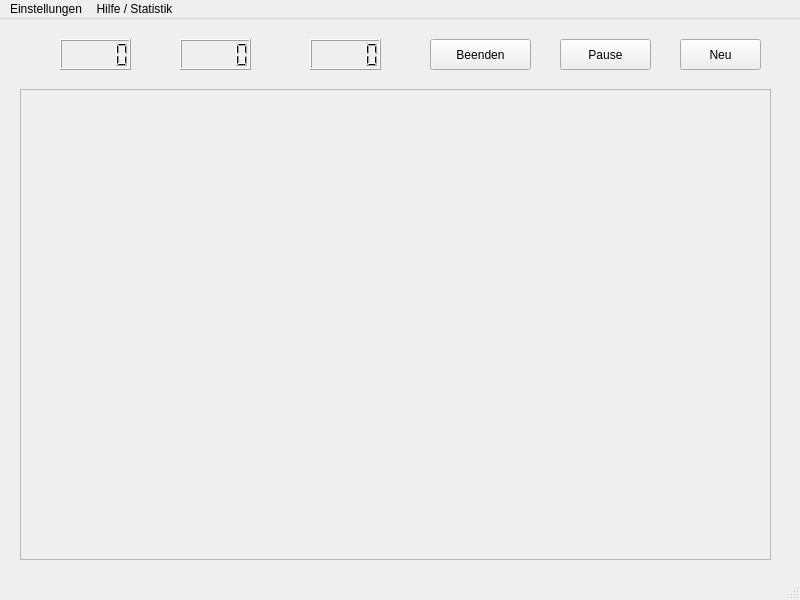
Old version of the form mainwindow.ui in the repository cavoq/minesweeper.
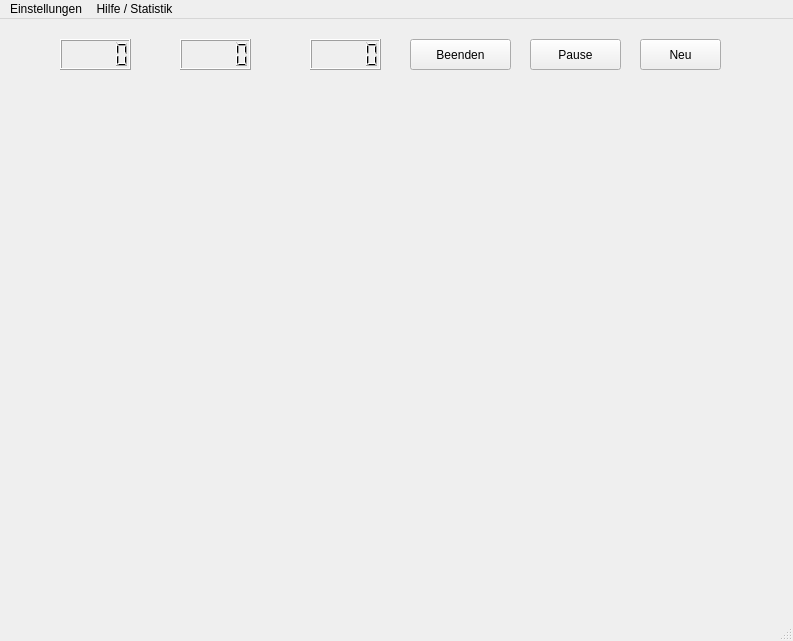
New version of the form. Icons and pictures are not drawn.

```diff
--- a/mainwindow.ui
+++ b/mainwindow.ui
@@ -6,23 +6,41 @@
    <rect>
     <x>0</x>
     <y>0</y>
-    <width>800</width>
-    <height>600</height>
+    <width>793</width>
+    <height>641</height>
    </rect>
   </property>
+  <property name="sizePolicy">
+   <sizepolicy hsizetype="Expanding" vsizetype="Expanding">
+    <horstretch>0</horstretch>
+    <verstretch>0</verstretch>
+   </sizepolicy>
+  </property>
   <property name="windowTitle">
    <string>Minesweeper</string>
   </property>
   <widget class="QWidget" name="centralwidget">
+   <property name="sizePolicy">
+    <sizepolicy hsizetype="Expanding" vsizetype="Expanding">
+     <horstretch>0</horstretch>
+     <verstretch>0</verstretch>
+    </sizepolicy>
+   </property>
    <widget class="QPushButton" name="btnNewGame">
     <property name="geometry">
      <rect>
-      <x>680</x>
+      <x>640</x>
       <y>20</y>
       <width>81</width>
       <height>31</height>
      </rect>
     </property>
+    <property name="sizePolicy">
+     <sizepolicy hsizetype="Preferred" vsizetype="Preferred">
+      <horstretch>0</horstretch>
+      <verstretch>0</verstretch>
+     </sizepolicy>
+    </property>
     <property name="text">
      <string>Neu</string>
     </property>
@@ -30,12 +48,18 @@
    <widget class="QPushButton" name="btnPauseContinue">
     <property name="geometry">
      <rect>
-      <x>560</x>
+      <x>530</x>
       <y>20</y>
       <width>91</width>
       <height>31</height>
      </rect>
     </property>
+    <property name="sizePolicy">
+     <sizepolicy hsizetype="Expanding" vsizetype="Expanding">
+      <horstretch>0</horstretch>
+      <verstretch>0</verstretch>
+     </sizepolicy>
+    </property>
     <property name="text">
      <string>Pause</string>
     </property>
@@ -46,17 +70,23 @@
    <widget class="QPushButton" name="btnQuit">
     <property name="geometry">
      <rect>
-      <x>430</x>
+      <x>410</x>
       <y>20</y>
       <width>101</width>
       <height>31</height>
      </rect>
     </property>
+    <property name="sizePolicy">
+     <sizepolicy hsizetype="Expanding" vsizetype="Expanding">
+      <horstretch>0</horstretch>
+      <verstretch>0</verstretch>
+     </sizepolicy>
+    </property>
     <property name="text">
      <string>Beenden</string>
     </property>
     <property name="checkable">
-     <bool>true</bool>
+     <bool>false</bool>
     </property>
    </widget>
    <widget class="QLabel" name="labelMineCount">
@@ -158,14 +188,20 @@
    <widget class="QFrame" name="mainFrame">
     <property name="geometry">
      <rect>
-      <x>20</x>
-      <y>70</y>
-      <width>751</width>
-      <height>471</height>
+      <x>80</x>
+      <y>90</y>
+      <width>600</width>
+      <height>400</height>
      </rect>
     </property>
+    <property name="sizePolicy">
+     <sizepolicy hsizetype="Expanding" vsizetype="Expanding">
+      <horstretch>0</horstretch>
+      <verstretch>0</verstretch>
+     </sizepolicy>
+    </property>
     <property name="frameShape">
-     <enum>QFrame::StyledPanel</enum>
+     <enum>QFrame::NoFrame</enum>
     </property>
     <property name="frameShadow">
      <enum>QFrame::Raised</enum>
@@ -177,7 +213,7 @@
     <rect>
      <x>0</x>
      <y>0</y>
-     <width>800</width>
+     <width>793</width>
      <height>20</height>
     </rect>
    </property>
```
Left out of the diff: 36 changed lines with no effect on the pictures.
